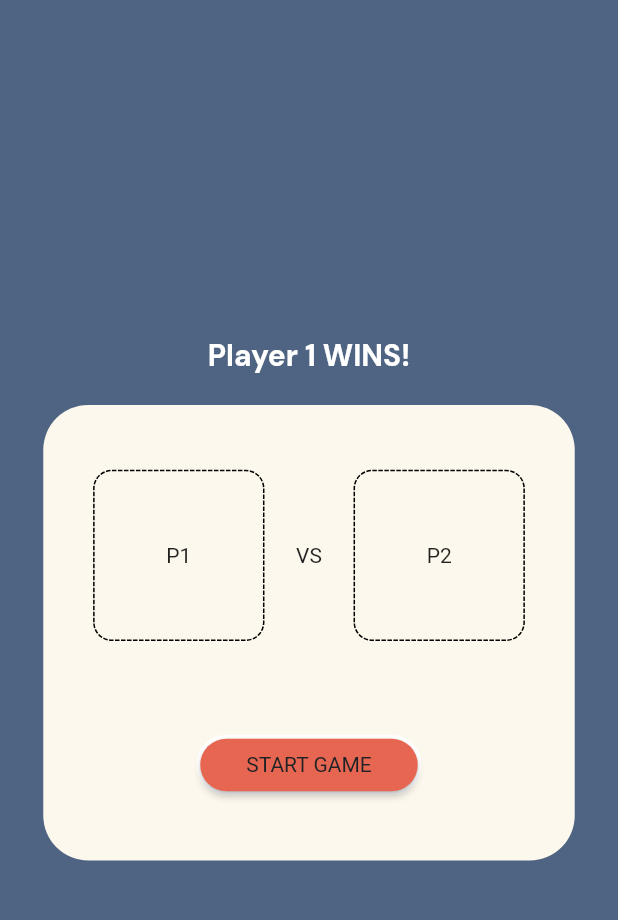
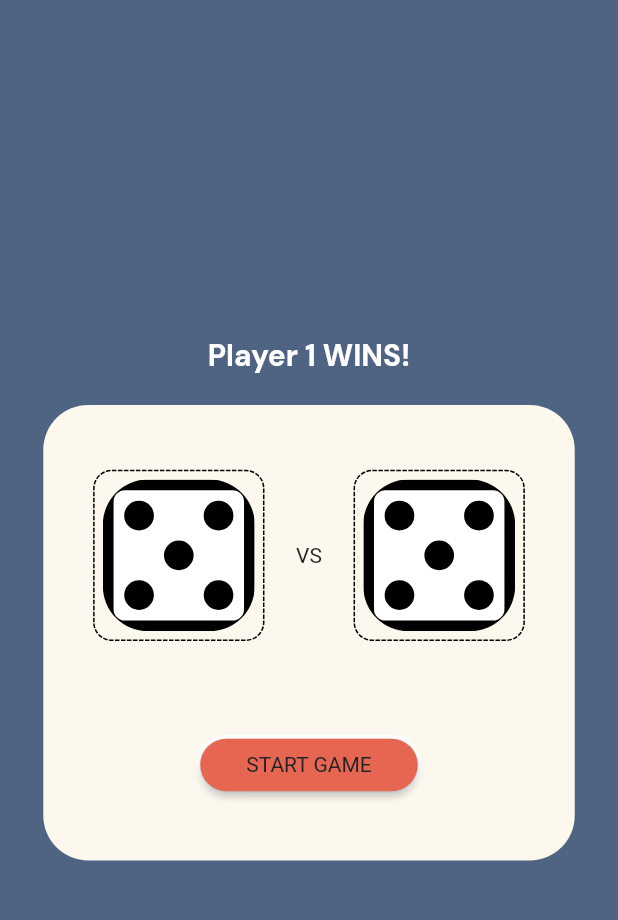
Before and after one commit to dubemezeagwu/roll_6ix, a Flutter app: the screen it shows after launch, after a tap on "START GAME", on a phone screen of 412 x 824 dp, the part 62-982 px from its top. Run offline on Flutter 3.47's test engine with Material 2 defaults, Android fonts, the phone set to English and light mode, and no system bars; drawn by our look-alikes of dotted_border; our stand-ins replace bloc, equatable, flutter_bloc, flutter_svg, google_fonts.

```diff
--- a/lib/bloc/dice_cubit.dart
+++ b/lib/bloc/dice_cubit.dart
@@ -12,16 +12,16 @@ class DiceCubit extends Cubit<DiceState> {
 
   final List<Player> listOfPlayers= [ playerOne,playerTwo];
   late var winningStatus;
+  final gameResults = [];
 
   void startGameRound () {
-    final gameResults = [];
-
+    gameResults.clear();
     listOfPlayers.forEach((player) {
-      final playerNumber = Random().nextInt(5);
+      final playerNumber = Random().nextInt(6);
       gameResults.add(playerNumber);
       player.dice = AppAssets.diceArray[playerNumber];
     });
-
+    print(gameResults);
     displayWinner(gameResults);
   }
 
@@ -33,4 +33,6 @@ class DiceCubit extends Cubit<DiceState> {
     winningStatus = winner;
     print(winningStatus);
   }
+
+  void emitDiceLoaded () => emit(DiceLoadedState(listOfPlayers));
 }
--- a/lib/bloc/dice_state.dart
+++ b/lib/bloc/dice_state.dart
@@ -9,11 +9,9 @@ class DiceInitialState extends DiceState{
 
 class DiceLoadedState extends DiceState {
 
-  String? diceOne;
-  String? diceTwo;
-
-  DiceLoadedState(this.diceOne, this.diceTwo);
+  final List<Player> players;
+  DiceLoadedState(this.players);
 
   @override
-  List<Object?> get props => [diceOne, diceTwo];
+  List<Object?> get props => [players];
 }
--- a/lib/presentation/game_home.dart
+++ b/lib/presentation/game_home.dart
@@ -72,7 +72,8 @@ class _GameHomeState extends State<GameHome> {
                                       child: BlocBuilder<DiceCubit,DiceState>(
                                           builder: (context,state){
                                             if (state is DiceLoadedState){
-                                              return SvgPicture.asset(AppAssets.diceArray[0]);
+                                              // return SvgPicture.asset(AppAssets.diceArray[context.read<DiceCubit>().gameResults[0]]);
+                                              return SvgPicture.asset(state.players[0].dice!);
                                             } else {
                                               return const Text("P1");
                                             }
@@ -96,7 +97,8 @@ class _GameHomeState extends State<GameHome> {
                                       child: BlocBuilder<DiceCubit,DiceState>(
                                           builder: (context,state){
                                             if (state is DiceLoadedState){
-                                              return SvgPicture.asset(AppAssets.diceArray[0]);
+                                              // return SvgPicture.asset(AppAssets.diceArray[context.read<DiceCubit>().gameResults[1]]);
+                                              return SvgPicture.asset(state.players[1].dice!);
                                             } else {
                                               return const Text("P2");
                                             }
@@ -119,7 +121,10 @@ class _GameHomeState extends State<GameHome> {
                       height: 40,
                       width: 150,
                       child: RawMaterialButton(
-                        onPressed: (){},
+                        onPressed: (){
+                          context.read<DiceCubit>().startGameRound();
+                          context.read<DiceCubit>().emitDiceLoaded();
+                        },
                         fillColor: AppColors.darkOrange,
                         shape: RoundedRectangleBorder(
                           borderRadius: BorderRadius.circular(30),
```
